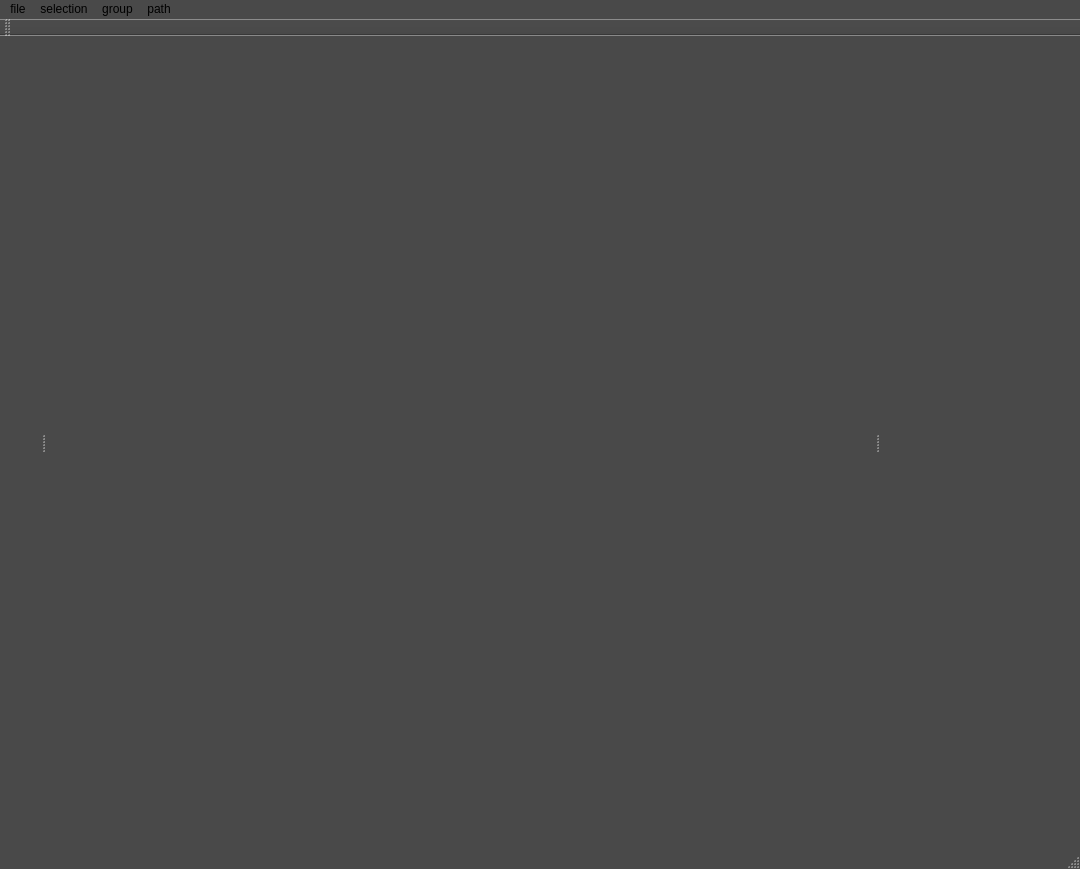
The window that sewingeditor.ui (dolphin-li/SewingEditor) describes before a commit, drawn with Qt 5.
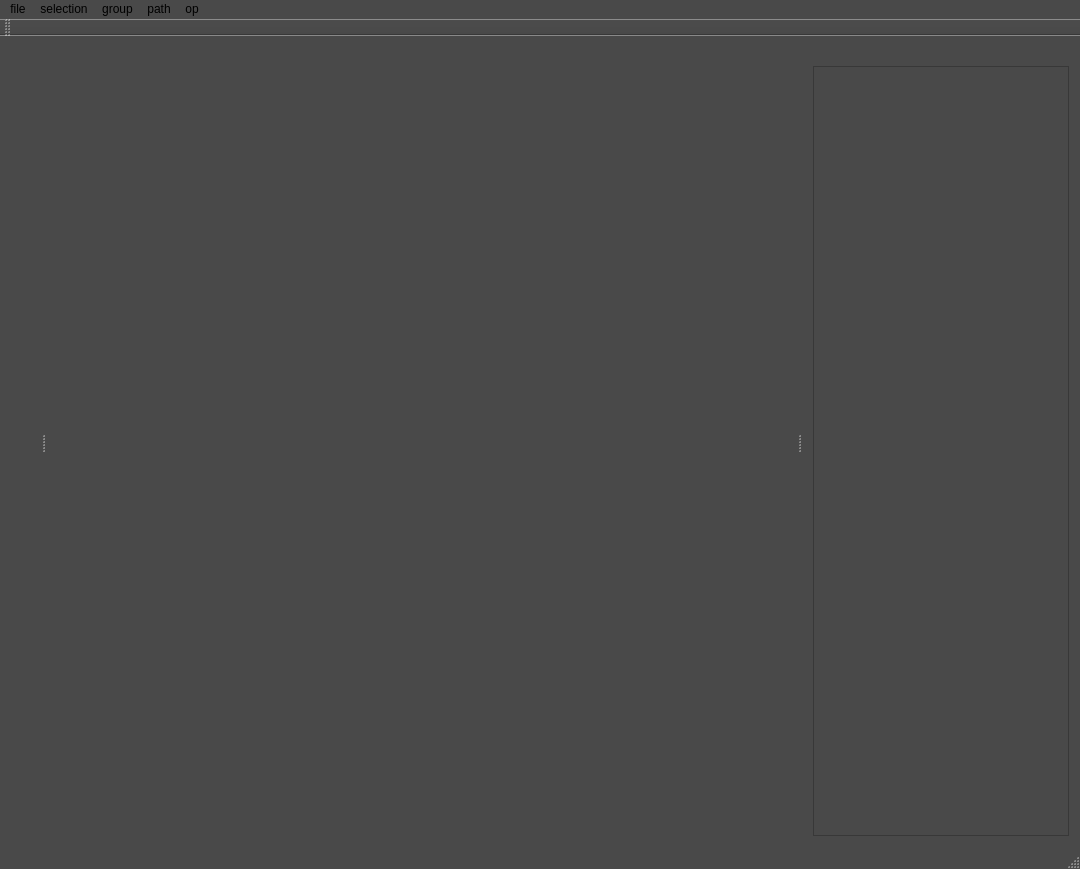
The same window after the commit. Custom widgets are drawn as their Qt base class.

Diff of the .ui file:
```diff
--- a/sewingeditor.ui
+++ b/sewingeditor.ui
@@ -789,10 +789,21 @@
     <addaction name="actionSplit_selected_path"/>
     <addaction name="actionMerge_selected_path"/>
    </widget>
+   <widget class="QMenu" name="menuOp">
+    <property name="styleSheet">
+     <string notr="true">background-color: rgb(150, 150, 150);</string>
+    </property>
+    <property name="title">
+     <string>op</string>
+    </property>
+    <addaction name="actionUndo"/>
+    <addaction name="actionRedo"/>
+   </widget>
    <addaction name="menuFile"/>
    <addaction name="menuSelection"/>
    <addaction name="menuGroup"/>
    <addaction name="menuPath"/>
+   <addaction name="menuOp"/>
   </widget>
   <widget class="QToolBar" name="mainToolBar">
    <property name="palette">
@@ -847,7 +858,7 @@
    <property name="minimumSize">
     <size>
      <width>200</width>
-     <height>38</height>
+     <height>113</height>
     </size>
    </property>
    <property name="features">
@@ -859,7 +870,17 @@
    <attribute name="dockWidgetArea">
     <number>2</number>
    </attribute>
-   <widget class="QWidget" name="dockWidgetRightContents"/>
+   <widget class="QWidget" name="dockWidgetRightContents">
+    <layout class="QGridLayout" name="gridLayout_2">
+     <item row="0" column="0">
+      <widget class="QListWidget" name="listHistory">
+       <property name="styleSheet">
+        <string notr="true">background-color: rgb(73, 73, 73);</string>
+       </property>
+      </widget>
+     </item>
+    </layout>
+   </widget>
   </widget>
   <widget class="QDockWidget" name="dockWidgetLeft">
    <property name="minimumSize">
```
Left out of the diff: 16 changed lines with no effect on the pictures.
